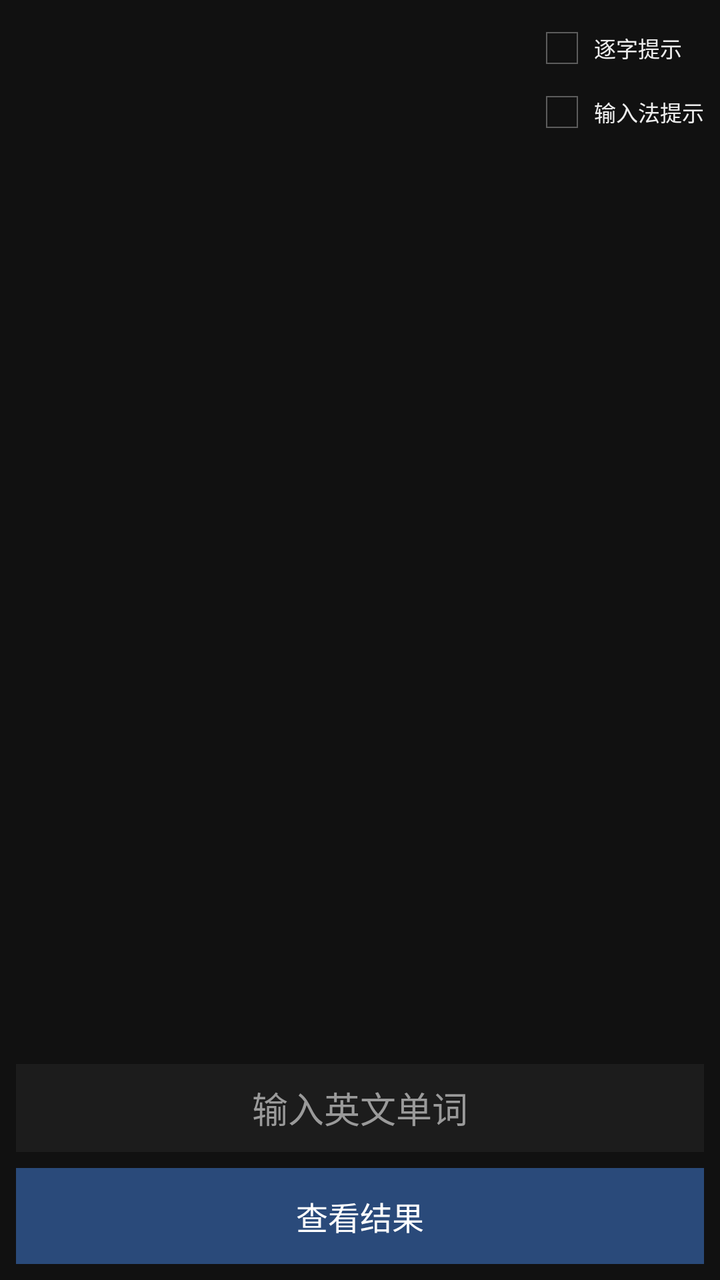
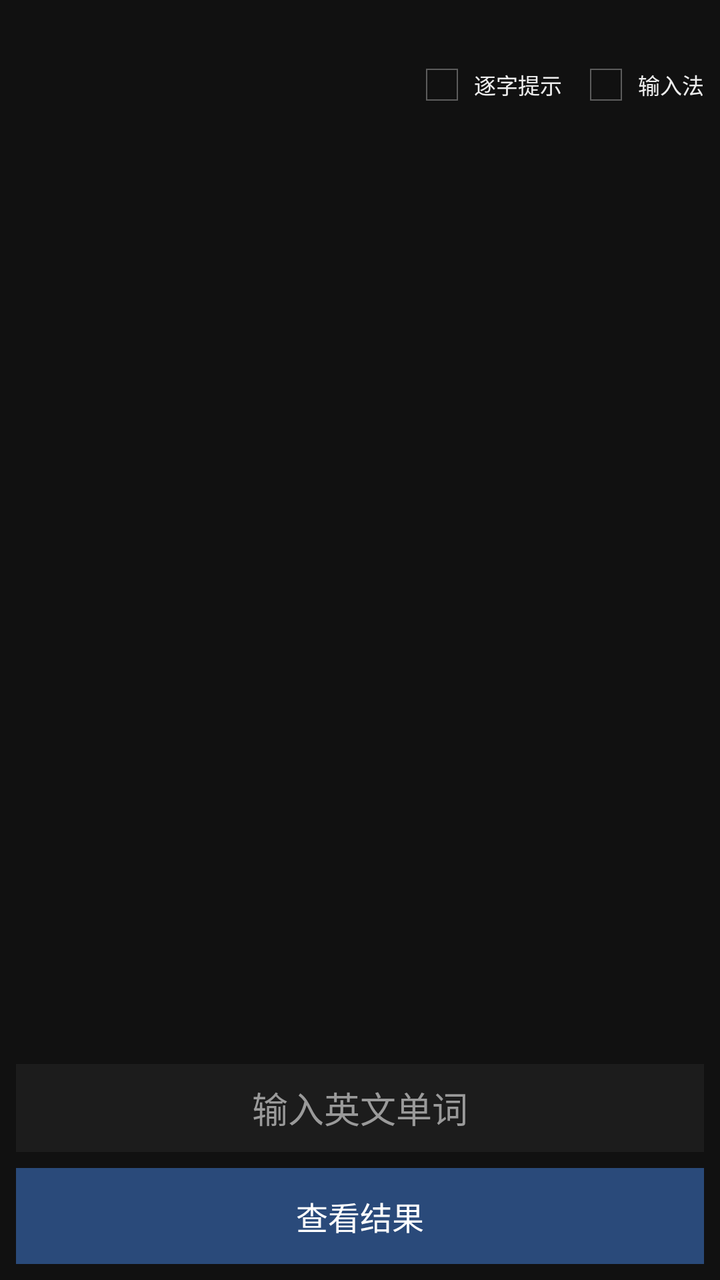

Before-and-after screenshots of an Android layout around one commit, followed by the original layout XML and the change that was made.
<!-- AndroidManifest.xml: application theme AppTheme -->
<!-- res/layout/activity_spell.xml -->
<?xml version="1.0" encoding="utf-8"?>
<LinearLayout xmlns:android="http://schemas.android.com/apk/res/android"
    android:layout_width="match_parent"
    android:layout_height="match_parent"
    android:background="@color/bg"
    android:orientation="vertical"
    android:padding="8dp">

    <LinearLayout
        android:layout_width="match_parent"
        android:layout_height="wrap_content"
        android:gravity="center_vertical"
        android:orientation="horizontal">

        <TextView
            android:id="@+id/header"
            android:layout_width="0dp"
            android:layout_height="wrap_content"
            android:layout_weight="1"
            android:textColor="@color/text_dim"
            android:textSize="12sp" />

        <LinearLayout
            android:layout_width="wrap_content"
            android:layout_height="wrap_content"
            android:orientation="vertical">

            <CheckBox
                android:id="@+id/chkLive"
                android:layout_width="wrap_content"
                android:layout_height="wrap_content"
                android:minHeight="0dp"
                android:text="@string/live_spell"
                android:textColor="@color/text"
                android:textSize="11sp" />

            <CheckBox
                android:id="@+id/chkIme"
                android:layout_width="wrap_content"
                android:layout_height="wrap_content"
                android:minHeight="0dp"
                android:text="@string/ime_suggest"
                android:textColor="@color/text"
                android:textSize="11sp" />
        </LinearLayout>
    </LinearLayout>

    <ScrollView
        android:layout_width="match_parent"
        android:layout_height="0dp"
        android:layout_weight="1">

        <LinearLayout
            android:layout_width="match_parent"
            android:layout_height="wrap_content"
            android:orientation="vertical">

            <TextView
                android:id="@+id/prompt"
                android:layout_width="match_parent"
                android:layout_height="wrap_content"
                android:layout_marginTop="6dp"
                android:gravity="left|top"
                android:textColor="@color/word"
                android:textSize="20sp" />

            <TextView
                android:id="@+id/blankSentence"
                android:layout_width="match_parent"
                android:layout_height="wrap_content"
                android:layout_marginTop="10dp"
                android:gravity="left|top"
                android:textColor="@color/text"
                android:textSize="16sp" />

            <TextView
                android:id="@+id/blankCn"
                android:layout_width="match_parent"
                android:layout_height="wrap_content"
                android:layout_marginTop="4dp"
                android:gravity="left|top"
                android:textColor="@color/text_dim"
                android:textSize="16sp" />
        </LinearLayout>
    </ScrollView>

    
    <LinearLayout
        android:id="@+id/typedStack"
        android:layout_width="match_parent"
        android:layout_height="wrap_content"
        android:gravity="center_horizontal"
        android:orientation="vertical"
        android:paddingTop="4dp"
        android:paddingBottom="4dp">

        <TextView
            android:id="@+id/typedPreview"
            android:layout_width="match_parent"
            android:layout_height="wrap_content"
            android:gravity="center"
            android:minHeight="28dp"
            android:textColor="@color/text"
            android:textSize="22sp"
            android:textStyle="bold" />

        <TextView
            android:id="@+id/result"
            android:layout_width="match_parent"
            android:layout_height="wrap_content"
            android:layout_marginTop="4dp"
            android:gravity="center"
            android:textColor="@color/accent"
            android:textSize="16sp"
            android:visibility="gone" />

        <TextView
            android:id="@+id/answer"
            android:layout_width="match_parent"
            android:layout_height="wrap_content"
            android:layout_marginTop="2dp"
            android:gravity="center"
            android:textColor="@color/word"
            android:textSize="22sp"
            android:textStyle="bold"
            android:visibility="gone" />
    </LinearLayout>

    <EditText
        android:id="@+id/input"
        android:layout_width="match_parent"
        android:layout_height="44dp"
        android:background="@color/bg_panel"
        android:gravity="center"
        android:hint="@string/hint_spell"
        android:imeOptions="actionDone|flagNoExtractUi"
        android:inputType="textVisiblePassword|textNoSuggestions"
        android:scrollHorizontally="true"
        android:singleLine="true"
        android:textColor="@color/word"
        android:textColorHint="@color/text_dim"
        android:textSize="18sp" />

    <Button
        android:id="@+id/btnSubmit"
        android:layout_width="match_parent"
        android:layout_height="48dp"
        android:layout_marginTop="8dp"
        android:background="@drawable/btn_next"
        android:text="@string/btn_view_result"
        android:textColor="@color/word"
        android:textSize="16sp" />

    <LinearLayout
        android:id="@+id/resultBar"
        android:layout_width="match_parent"
        android:layout_height="48dp"
        android:layout_marginTop="8dp"
        android:orientation="horizontal"
        android:visibility="gone">

        <Button
            android:id="@+id/btnStash"
            android:layout_width="0dp"
            android:layout_height="match_parent"
            android:layout_marginRight="4dp"
            android:layout_weight="1"
            android:background="@drawable/btn_stash"
            android:text="@string/btn_stash"
            android:textColor="@color/stash_text"
            android:textSize="16sp" />

        <Button
            android:id="@+id/btnNext"
            android:layout_width="0dp"
            android:layout_height="match_parent"
            android:layout_marginLeft="4dp"
            android:layout_weight="1"
            android:background="@drawable/btn_next"
            android:text="@string/btn_next"
            android:textColor="@color/word"
            android:textSize="16sp" />
    </LinearLayout>
</LinearLayout>
<!-- resources referenced by this layout -->
<resources>
  <color name="accent">#FF7DCE82</color>
  <color name="bg">#FF111111</color>
  <color name="bg_panel">#FF1C1C1C</color>
  <color name="stash_text">#FFFFCC80</color>
  <color name="text">#FFEEEEEE</color>
  <color name="text_dim">#FF9A9A9A</color>
  <color name="word">#FFFFFFFF</color>
  <!-- drawable btn_next (drawable) -->
  <?xml version="1.0" encoding="utf-8"?>
  <selector xmlns:android="http://schemas.android.com/apk/res/android">
      <item android:state_pressed="true">
          <shape android:shape="rectangle">
              <solid android:color="#FF3D6AAD" />
          </shape>
      </item>
      <item android:state_focused="true">
          <shape android:shape="rectangle">
              <solid android:color="#FF355A96" />
          </shape>
      </item>
      <item>
          <shape android:shape="rectangle">
              <solid android:color="#FF2A4A7A" />
          </shape>
      </item>
  </selector>
  <!-- drawable btn_stash (drawable) -->
  <?xml version="1.0" encoding="utf-8"?>
  <selector xmlns:android="http://schemas.android.com/apk/res/android">
      <item android:state_pressed="true">
          <shape android:shape="rectangle">
              <solid android:color="#FF8D6E1A" />
          </shape>
      </item>
      <item android:state_focused="true">
          <shape android:shape="rectangle">
              <solid android:color="#FF7A5A18" />
          </shape>
      </item>
      <item>
          <shape android:shape="rectangle">
              <solid android:color="#FF6A4A1A" />
          </shape>
      </item>
  </selector>
  <string name="btn_next">下一词</string>
  <string name="btn_stash">暂存</string>
  <string name="btn_view_result">查看结果</string>
  <string name="hint_spell">输入英文单词</string>
  <string name="ime_suggest">输入法提示</string>
  <string name="live_spell">逐字提示</string>
  <style name="AppTheme" parent="android:Theme.Holo.NoActionBar">
          <item name="android:windowBackground">@color/bg</item>
          <item name="android:colorBackground">@color/bg</item>
          <item name="android:textColor">@color/text</item>
          <item name="android:textColorPrimary">@color/text</item>
          <item name="android:textColorHint">@color/text_dim</item>
          <item name="android:editTextColor">@color/text</item>
      </style>
</resources>

<!-- the commit's change to res/layout/activity_spell.xml (unified diff, before → after) -->
@@ -6,43 +6,38 @@
     android:orientation="vertical"
     android:padding="8dp">
 
+    <TextView
+        android:id="@+id/header"
+        android:layout_width="match_parent"
+        android:layout_height="wrap_content"
+        android:textColor="@color/text_dim"
+        android:textSize="12sp" />
+
     <LinearLayout
         android:layout_width="match_parent"
         android:layout_height="wrap_content"
-        android:gravity="center_vertical"
+        android:layout_marginTop="2dp"
+        android:gravity="right|center_vertical"
         android:orientation="horizontal">
 
-        <TextView
-            android:id="@+id/header"
-            android:layout_width="0dp"
-            android:layout_height="wrap_content"
-            android:layout_weight="1"
-            android:textColor="@color/text_dim"
-            android:textSize="12sp" />
-
-        <LinearLayout
+        <CheckBox
+            android:id="@+id/chkLive"
             android:layout_width="wrap_content"
             android:layout_height="wrap_content"
-            android:orientation="vertical">
+            android:layout_marginRight="6dp"
+            android:minHeight="0dp"
+            android:text="@string/live_spell"
+            android:textColor="@color/text"
+            android:textSize="11sp" />
 
-            <CheckBox
-                android:id="@+id/chkLive"
-                android:layout_width="wrap_content"
-                android:layout_height="wrap_content"
-                android:minHeight="0dp"
-                android:text="@string/live_spell"
-                android:textColor="@color/text"
-                android:textSize="11sp" />
-
-            <CheckBox
-                android:id="@+id/chkIme"
-                android:layout_width="wrap_content"
-                android:layout_height="wrap_content"
-                android:minHeight="0dp"
-                android:text="@string/ime_suggest"
-                android:textColor="@color/text"
-                android:textSize="11sp" />
-        </LinearLayout>
+        <CheckBox
+            android:id="@+id/chkIme"
+            android:layout_width="wrap_content"
+            android:layout_height="wrap_content"
+            android:minHeight="0dp"
+            android:text="@string/ime_suggest"
+            android:textColor="@color/text"
+            android:textSize="11sp" />
     </LinearLayout>
 
     <ScrollView
<!-- resource entries referenced after the edit -->
@@ -49,7 +49,7 @@
   <string name="btn_stash">暂存</string>
   <string name="btn_view_result">查看结果</string>
   <string name="hint_spell">输入英文单词</string>
-  <string name="ime_suggest">输入法提示</string>
+  <string name="ime_suggest">输入法</string>
   <string name="live_spell">逐字提示</string>
   <style name="AppTheme" parent="android:Theme.Holo.NoActionBar">
           <item name="android:windowBackground">@color/bg</item>
